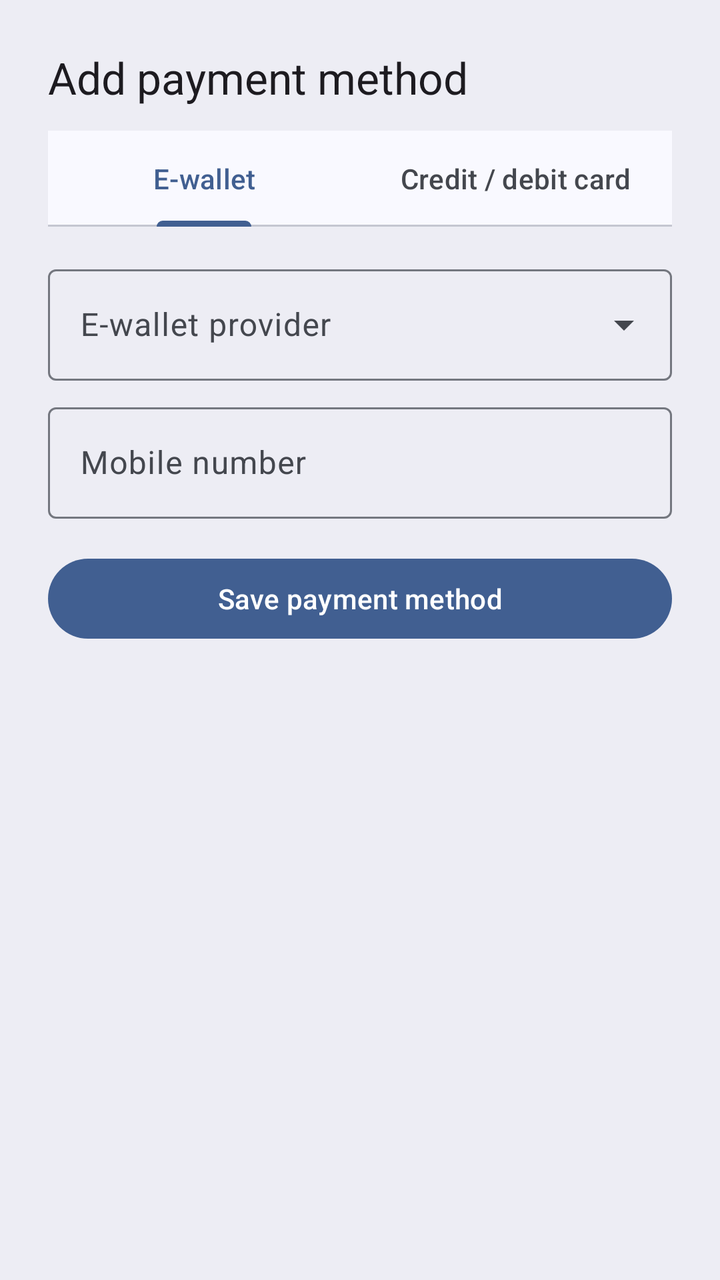
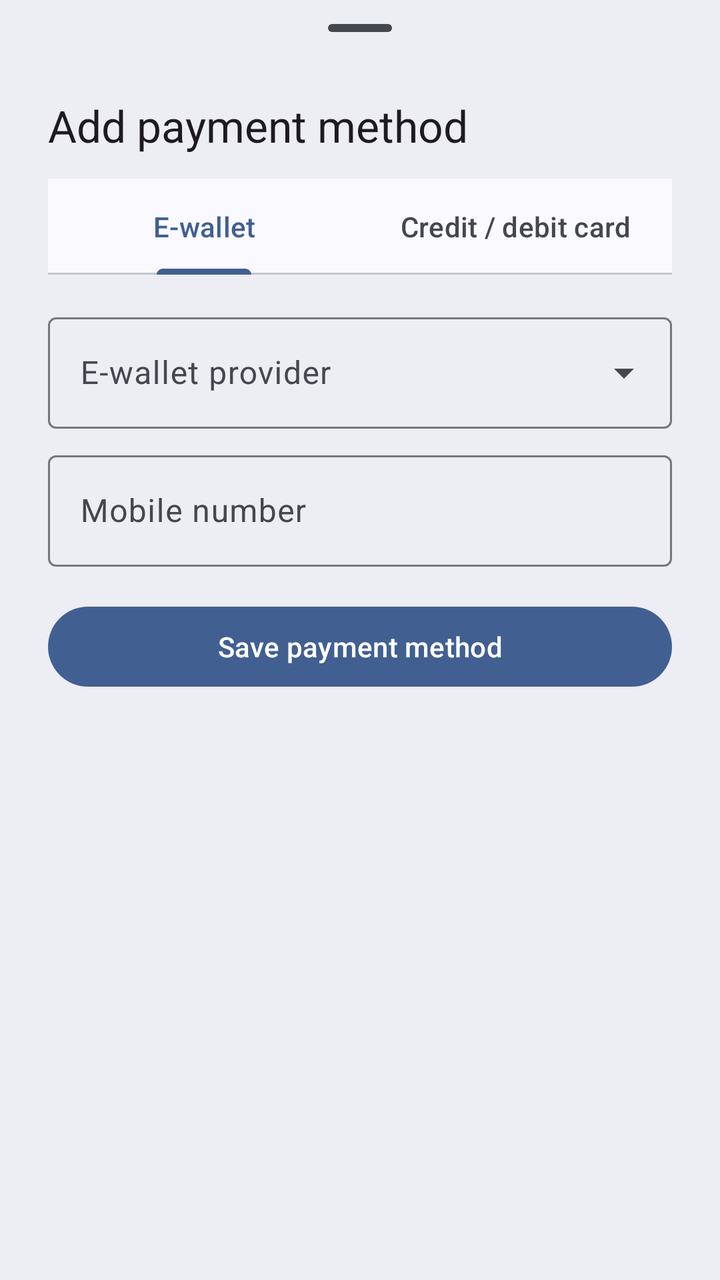

Compare the two renders of this Android layout. The source of the first and the diff that turns it into the second are given below.
<!-- AndroidManifest.xml: application theme Theme.Ticketree -->
<!-- res/layout/sheet_add_payment.xml -->
<?xml version="1.0" encoding="utf-8"?>
<androidx.core.widget.NestedScrollView xmlns:android="http://schemas.android.com/apk/res/android"
    xmlns:app="http://schemas.android.com/apk/res-auto"
    android:layout_width="match_parent"
    android:layout_height="wrap_content">

    <LinearLayout
        android:layout_width="match_parent"
        android:layout_height="wrap_content"
        android:orientation="vertical"
        android:padding="24dp">

        <com.google.android.material.textview.MaterialTextView
            android:layout_width="match_parent"
            android:layout_height="wrap_content"
            android:text="Add payment method"
            android:textAppearance="?attr/textAppearanceTitleLarge" />

        <com.google.android.material.tabs.TabLayout
            android:id="@+id/tabType"
            android:layout_width="match_parent"
            android:layout_height="wrap_content"
            android:layout_marginTop="12dp"
            app:tabGravity="fill"
            app:tabMode="fixed">

            <com.google.android.material.tabs.TabItem
                android:layout_width="wrap_content"
                android:layout_height="wrap_content"
                android:text="E-wallet" />

            <com.google.android.material.tabs.TabItem
                android:layout_width="wrap_content"
                android:layout_height="wrap_content"
                android:text="Credit / debit card" />
        </com.google.android.material.tabs.TabLayout>

        <LinearLayout
            android:id="@+id/walletFields"
            android:layout_width="match_parent"
            android:layout_height="wrap_content"
            android:orientation="vertical">

            <com.google.android.material.textfield.TextInputLayout
                style="@style/Widget.Material3.TextInputLayout.OutlinedBox.ExposedDropdownMenu"
                android:layout_width="match_parent"
                android:layout_height="wrap_content"
                android:layout_marginTop="16dp"
                android:hint="E-wallet provider">

                <com.google.android.material.textfield.MaterialAutoCompleteTextView
                    android:id="@+id/ddProvider"
                    android:layout_width="match_parent"
                    android:layout_height="wrap_content"
                    android:inputType="none" />
            </com.google.android.material.textfield.TextInputLayout>

            <com.google.android.material.textfield.TextInputLayout
                android:id="@+id/tilMobile"
                style="@style/Widget.Material3.TextInputLayout.OutlinedBox"
                android:layout_width="match_parent"
                android:layout_height="wrap_content"
                android:layout_marginTop="8dp"
                android:hint="Mobile number">

                <com.google.android.material.textfield.TextInputEditText
                    android:id="@+id/etMobile"
                    android:layout_width="match_parent"
                    android:layout_height="wrap_content"
                    android:inputType="number"
                    android:maxLength="11" />
            </com.google.android.material.textfield.TextInputLayout>
        </LinearLayout>

        <LinearLayout
            android:id="@+id/cardFields"
            android:layout_width="match_parent"
            android:layout_height="wrap_content"
            android:orientation="vertical"
            android:visibility="gone">

            <com.google.android.material.textfield.TextInputLayout
                android:id="@+id/tilCardNumber"
                style="@style/Widget.Material3.TextInputLayout.OutlinedBox"
                android:layout_width="match_parent"
                android:layout_height="wrap_content"
                android:layout_marginTop="16dp"
                android:hint="Card number">

                <com.google.android.material.textfield.TextInputEditText
                    android:id="@+id/etCardNumber"
                    android:layout_width="match_parent"
                    android:layout_height="wrap_content"
                    android:inputType="number"
                    android:maxLength="16" />
            </com.google.android.material.textfield.TextInputLayout>

            <LinearLayout
                android:layout_width="match_parent"
                android:layout_height="wrap_content"
                android:layout_marginTop="8dp"
                android:orientation="horizontal">

                <com.google.android.material.textfield.TextInputLayout
                    android:id="@+id/tilExpiry"
                    style="@style/Widget.Material3.TextInputLayout.OutlinedBox"
                    android:layout_width="0dp"
                    android:layout_height="wrap_content"
                    android:layout_weight="1"
                    android:hint="Expiry (MM/YY)">

                    <com.google.android.material.textfield.TextInputEditText
                        android:id="@+id/etExpiry"
                        android:layout_width="match_parent"
                        android:layout_height="wrap_content"
                        android:inputType="text"
                        android:maxLength="5" />
                </com.google.android.material.textfield.TextInputLayout>

                <com.google.android.material.textfield.TextInputLayout
                    android:id="@+id/tilHolder"
                    style="@style/Widget.Material3.TextInputLayout.OutlinedBox"
                    android:layout_width="0dp"
                    android:layout_height="wrap_content"
                    android:layout_marginStart="8dp"
                    android:layout_weight="1"
                    android:hint="Name on card">

                    <com.google.android.material.textfield.TextInputEditText
                        android:id="@+id/etHolder"
                        android:layout_width="match_parent"
                        android:layout_height="wrap_content"
                        android:inputType="textPersonName" />
                </com.google.android.material.textfield.TextInputLayout>
            </LinearLayout>
        </LinearLayout>

        <com.google.android.material.button.MaterialButton
            android:id="@+id/btnSave"
            android:layout_width="match_parent"
            android:layout_height="wrap_content"
            android:layout_marginTop="16dp"
            android:text="Save payment method" />
    </LinearLayout>
</androidx.core.widget.NestedScrollView>
<!-- resources referenced by this layout -->
<resources>
  <style name="Theme.Ticketree" parent="AppTheme">
          <item name="android:windowSoftInputMode">adjustResize</item>
          <item name="android:windowAnimationStyle">@style/Animation.Ticketree</item>
          <item name="android:windowBackground">?attr/colorSurfaceContainer</item>
      </style>
  <style name="Animation.Ticketree" parent="@android:style/Animation.Activity">
          <item name="android:activityOpenEnterAnimation">@anim/screen_open_enter</item>
          <item name="android:activityOpenExitAnimation">@anim/screen_open_exit</item>
          <item name="android:activityCloseEnterAnimation">@anim/screen_close_enter</item>
          <item name="android:activityCloseExitAnimation">@anim/screen_close_exit</item>
      </style>
  <color name="md_theme_primary">#415F91</color>
  <color name="md_theme_onPrimary">#FFFFFF</color>
  <color name="md_theme_primaryContainer">#D6E3FF</color>
  <color name="md_theme_onPrimaryContainer">#284777</color>
  <color name="md_theme_secondary">#565F71</color>
  <color name="md_theme_onSecondary">#FFFFFF</color>
  <color name="md_theme_secondaryContainer">#DAE2F9</color>
  <color name="md_theme_onSecondaryContainer">#3E4759</color>
  <color name="md_theme_tertiary">#705575</color>
  <color name="md_theme_onTertiary">#FFFFFF</color>
  <color name="md_theme_tertiaryContainer">#FAD8FD</color>
  <color name="md_theme_onTertiaryContainer">#573E5C</color>
  <color name="md_theme_error">#BA1A1A</color>
  <color name="md_theme_onError">#FFFFFF</color>
  <color name="md_theme_errorContainer">#FFDAD6</color>
  <color name="md_theme_onErrorContainer">#93000A</color>
  <color name="md_theme_background">#F9F9FF</color>
  <color name="md_theme_onBackground">#191C20</color>
  <color name="md_theme_surface">#F9F9FF</color>
  <color name="md_theme_onSurface">#191C20</color>
  <color name="md_theme_surfaceVariant">#E0E2EC</color>
  <color name="md_theme_onSurfaceVariant">#44474E</color>
  <color name="md_theme_outline">#74777F</color>
  <color name="md_theme_outlineVariant">#C4C6D0</color>
  <color name="md_theme_inverseSurface">#2E3036</color>
  <color name="md_theme_inverseOnSurface">#F0F0F7</color>
  <color name="md_theme_inversePrimary">#AAC7FF</color>
  <color name="md_theme_primaryFixed">#D6E3FF</color>
  <color name="md_theme_onPrimaryFixed">#001B3E</color>
  <color name="md_theme_primaryFixedDim">#AAC7FF</color>
  <color name="md_theme_onPrimaryFixedVariant">#284777</color>
  <color name="md_theme_secondaryFixed">#DAE2F9</color>
  <color name="md_theme_onSecondaryFixed">#131C2B</color>
  <color name="md_theme_secondaryFixedDim">#BEC6DC</color>
  <color name="md_theme_onSecondaryFixedVariant">#3E4759</color>
  <color name="md_theme_tertiaryFixed">#FAD8FD</color>
  <color name="md_theme_onTertiaryFixed">#28132E</color>
  <color name="md_theme_tertiaryFixedDim">#DDBCE0</color>
  <color name="md_theme_onTertiaryFixedVariant">#573E5C</color>
  <color name="md_theme_surfaceDim">#D9D9E0</color>
  <color name="md_theme_surfaceBright">#F9F9FF</color>
  <color name="md_theme_surfaceContainerLowest">#FFFFFF</color>
  <color name="md_theme_surfaceContainerLow">#F3F3FA</color>
  <color name="md_theme_surfaceContainer">#EDEDF4</color>
  <color name="md_theme_surfaceContainerHigh">#E7E8EE</color>
  <color name="md_theme_surfaceContainerHighest">#E2E2E9</color>
  <!-- unchanged entries left out for length: 1 -->
</resources>

<!-- the commit's change to res/layout/sheet_add_payment.xml (unified diff, before → after) -->
@@ -8,7 +8,12 @@
         android:layout_width="match_parent"
         android:layout_height="wrap_content"
         android:orientation="vertical"
-        android:padding="24dp">
+        android:paddingBottom="24dp"
+        android:paddingHorizontal="24dp">
+
+        <com.google.android.material.bottomsheet.BottomSheetDragHandleView
+            android:layout_width="match_parent"
+            android:layout_height="wrap_content" />
 
         <com.google.android.material.textview.MaterialTextView
             android:layout_width="match_parent"
